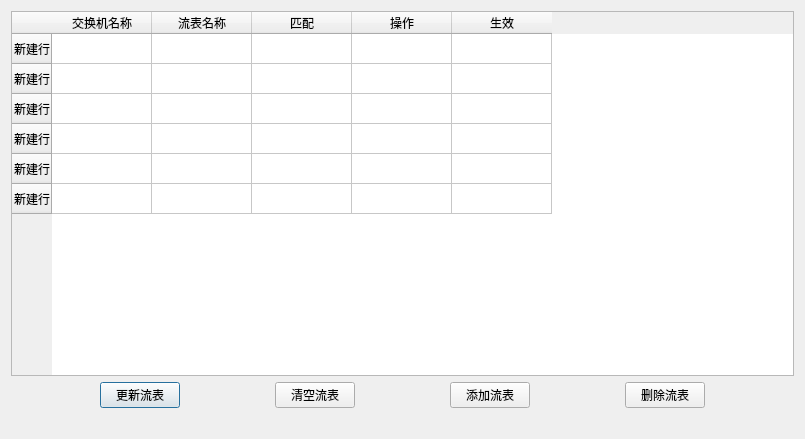
Above: SDNNet/showflowsdialog.ui from Deerdev/SDNTopology before the change. Below: the same form after it.
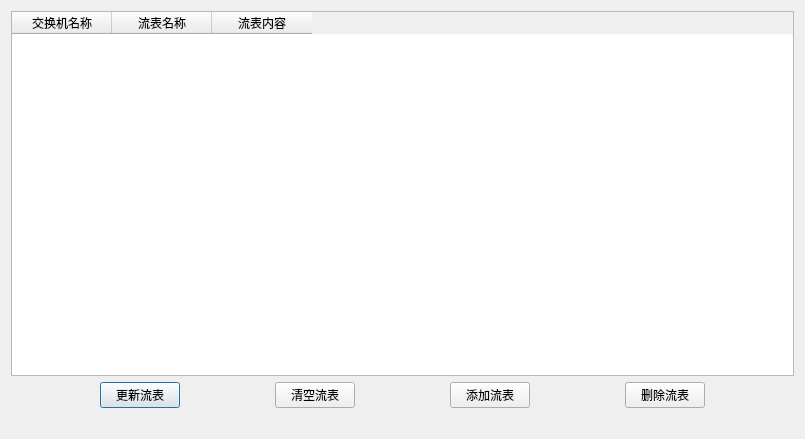
That is the form after the change.

What changed in the file:
```diff
--- a/SDNNet/showflowsdialog.ui
+++ b/SDNNet/showflowsdialog.ui
@@ -16,36 +16,6 @@
   <layout class="QGridLayout" name="gridLayout">
    <item row="0" column="0">
     <widget class="QTableWidget" name="flowShowWidget">
-     <row>
-      <property name="text">
-       <string>新建行</string>
-      </property>
-     </row>
-     <row>
-      <property name="text">
-       <string>新建行</string>
-      </property>
-     </row>
-     <row>
-      <property name="text">
-       <string>新建行</string>
-      </property>
-     </row>
-     <row>
-      <property name="text">
-       <string>新建行</string>
-      </property>
-     </row>
-     <row>
-      <property name="text">
-       <string>新建行</string>
-      </property>
-     </row>
-     <row>
-      <property name="text">
-       <string>新建行</string>
-      </property>
-     </row>
      <column>
       <property name="text">
        <string>交换机名称</string>
@@ -58,17 +28,7 @@
      </column>
      <column>
       <property name="text">
-       <string>匹配</string>
-      </property>
-     </column>
-     <column>
-      <property name="text">
-       <string>操作</string>
-      </property>
-     </column>
-     <column>
-      <property name="text">
-       <string>生效</string>
+       <string>流表内容</string>
       </property>
      </column>
     </widget>
```
